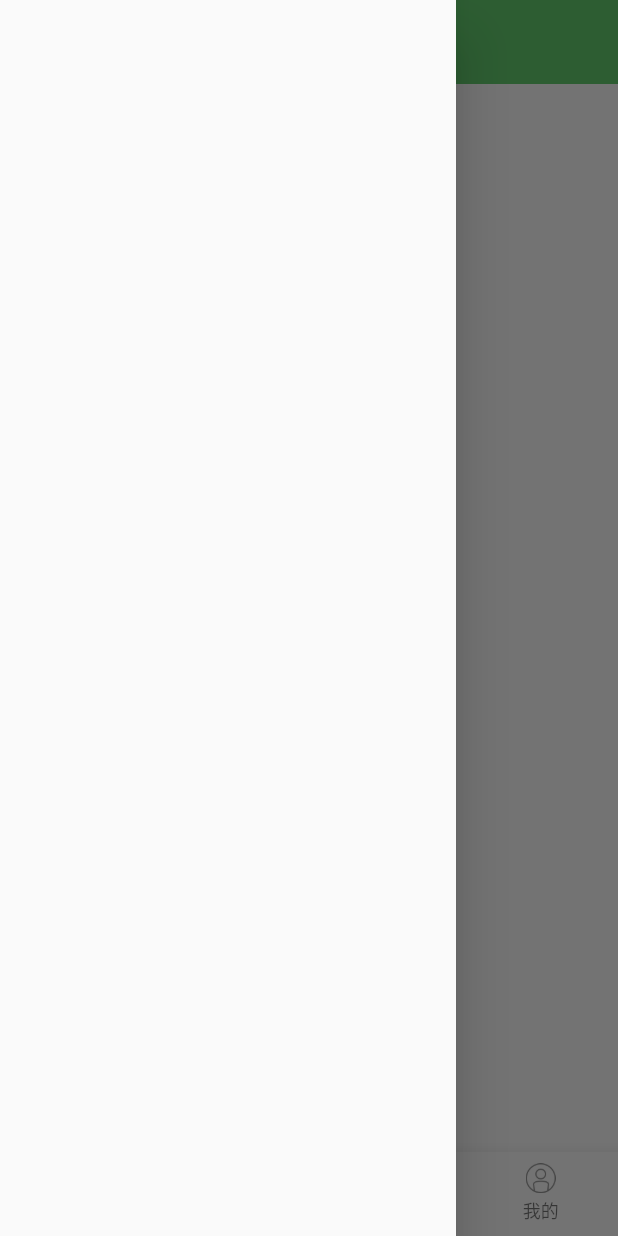
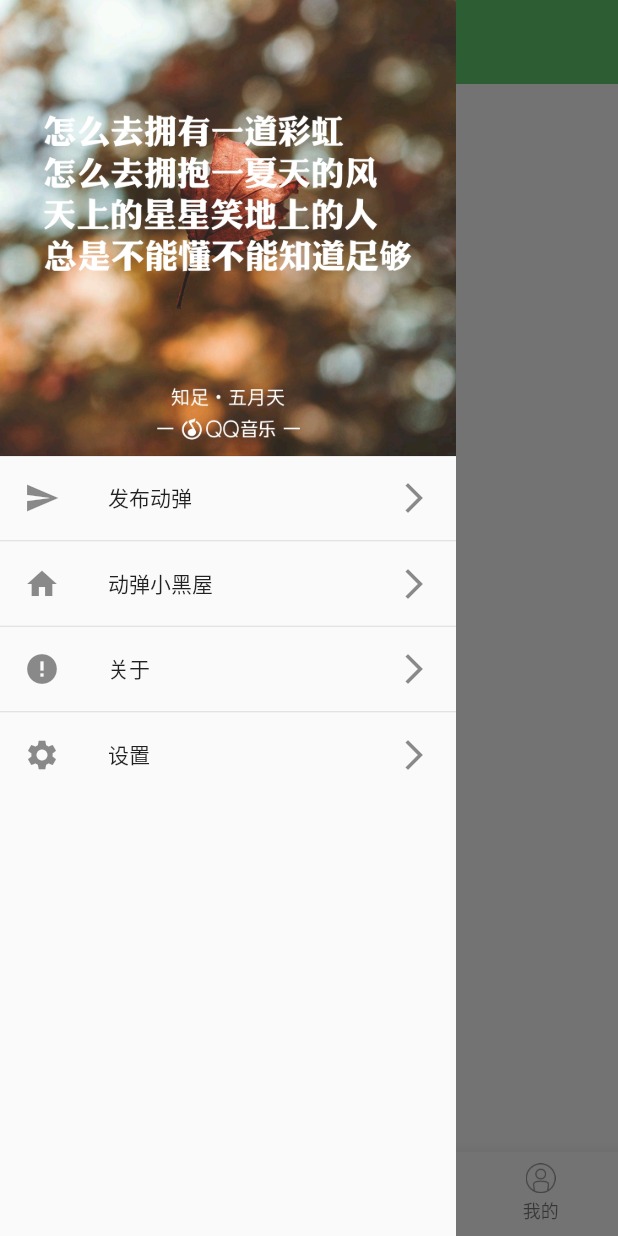
Before and after one commit to hxljy/osc_flutter, a Flutter app: the screen it shows after launch, with the side drawer open, on a phone screen of 412 x 824 dp. Run offline on Flutter 3.47's test engine with Material 2 defaults, Android fonts, the phone set to English and light mode, and no system bars.

Commit message:
加入四个模块

```diff
--- a/lib/home_page.dart
+++ b/lib/home_page.dart
@@ -4,6 +4,7 @@ import 'package:osc_flutter/pages/discovery_page.dart';
 import 'package:osc_flutter/pages/news_list_page.dart';
 import 'package:osc_flutter/pages/profile_page.dart';
 import 'package:osc_flutter/pages/tweet_page.dart';
+import 'package:osc_flutter/widgets/my_drawer.dart';
 import 'package:osc_flutter/widgets/navigation_icon_view.dart';
 
 class HomePage extends StatefulWidget {
@@ -80,10 +81,15 @@ class _HomePageState extends State<HomePage> {
           setState(() {
             _currentIndex = index;
           });
-          _pageController.animateToPage(index, duration: Duration(milliseconds: 1), curve: Curves.ease);
+          _pageController.animateToPage(
+              index, duration: Duration(milliseconds: 1), curve: Curves.ease);
         },
       ),
-      drawer: Drawer(),
+      drawer: MyDrawer(
+        headImgPath: 'assets/images/cover_img.jpg',
+        menuIcons: [Icons.send, Icons.home, Icons.error, Icons.settings],
+        menuTitles: ['发布动弹', '动弹小黑屋', '关于', '设置'],
+      ),
     );
   }
 }
--- /dev/null
+++ b/lib/widgets/my_drawer.dart
@@ -0,0 +1,78 @@
+import 'package:flutter/material.dart';
+
+class MyDrawer extends StatelessWidget {
+  final String headImgPath;
+  final List menuTitles;
+  final List menuIcons;
+
+  MyDrawer(
+      {Key key,
+      @required this.headImgPath,
+      @required this.menuTitles,
+      @required this.menuIcons})
+      : assert(headImgPath != null),
+        assert(menuTitles != null),
+        assert(menuIcons != null),
+        super(key: key);
+
+  @override
+  Widget build(BuildContext context) {
+    return Drawer(
+      elevation: 0.0,
+      child: ListView.separated(
+        padding: const EdgeInsets.all(0.0), //解决状态栏问题
+        itemCount: menuTitles.length + 1,
+        itemBuilder: (context, index) {
+          if (index == 0) {
+            return Image.asset(
+              headImgPath,
+              fit: BoxFit.cover,
+            );
+          }
+          index -= 1;
+          return ListTile(
+            leading: Icon(menuIcons[index]),
+            title: Text(menuTitles[index]),
+            trailing: Icon(Icons.arrow_forward_ios),
+            onTap: () {
+              //TODO 待实现
+              switch (index) {
+                case 0:
+                  //PublishTweetPage
+                  _navPush(context, Container());
+                  break;
+                case 1:
+                  //TweetBlackHousePage
+                  _navPush(context, Container());
+                  break;
+                case 2:
+                  //AboutPage
+                  _navPush(context, Container());
+                  break;
+                case 3:
+                  //SettingsPage
+                  _navPush(context, Container());
+                  break;
+              }
+            },
+          );
+        },
+        separatorBuilder: (context, index) {
+          if (index == 0) {
+            return Divider(
+              height: 0.0,
+            );
+          } else {
+            return Divider(
+              height: 1.0,
+            );
+          }
+        },
+      ),
+    );
+  }
+
+  _navPush(BuildContext context, Widget page) {
+    Navigator.push(context, MaterialPageRoute(builder: (context) => page));
+  }
+}
--- a/pubspec.yaml
+++ b/pubspec.yaml
@@ -29,3 +29,5 @@ flutter:
   - assets/images/ic_nav_discover_actived.png
   - assets/images/ic_nav_my_normal.png
   - assets/images/ic_nav_my_pressed.png
+  #抽屉布局头部
+  - assets/images/cover_img.jpg
```
